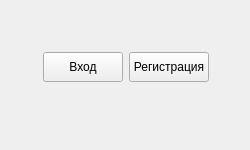
The window that frontend/ui/RoL.ui (koccyx/TravelMaster) describes before a commit, drawn with Qt 5.
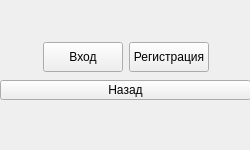
The same window after the commit.

Commit message: back button

Patch:
```diff
--- a/frontend/ui/RoL.ui
+++ b/frontend/ui/RoL.ui
@@ -34,7 +34,7 @@
       <property name="sizeHint" stdset="0">
        <size>
         <width>20</width>
-        <height>30</height>
+        <height>40</height>
        </size>
       </property>
      </spacer>
@@ -123,6 +123,25 @@
       </item>
      </layout>
     </item>
+    <item>
+     <widget class="QPushButton" name="backButton">
+      <property name="minimumSize">
+       <size>
+        <width>20</width>
+        <height>0</height>
+       </size>
+      </property>
+      <property name="maximumSize">
+       <size>
+        <width>16777215</width>
+        <height>20</height>
+       </size>
+      </property>
+      <property name="text">
+       <string>Назад</string>
+      </property>
+     </widget>
+    </item>
     <item>
      <spacer name="verticalSpacer_2">
       <property name="orientation">
```
The commit also changes 18 other files.
